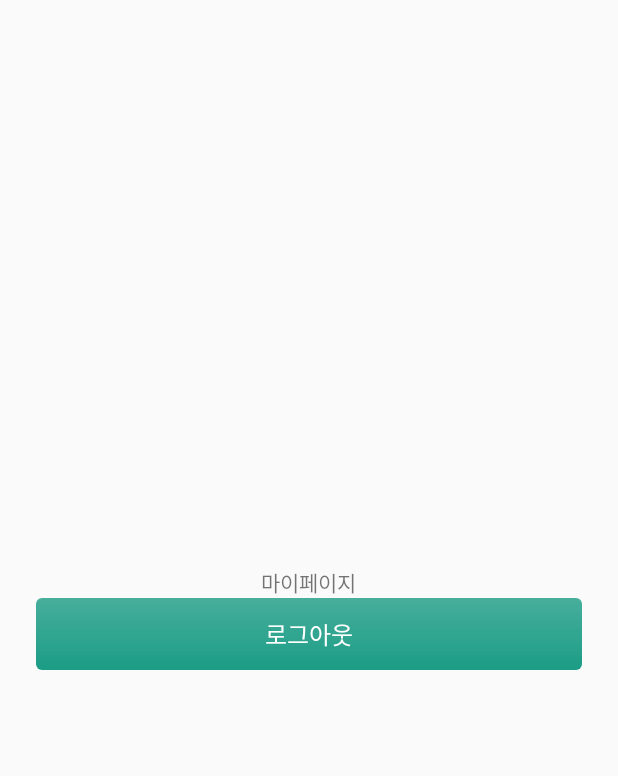
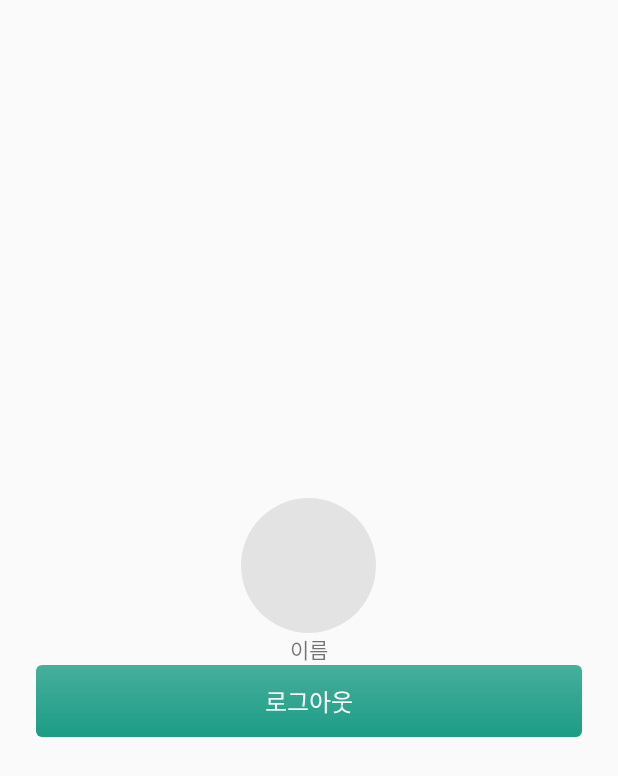
Before and after one commit to Hong-Mu/nowon-tourist, an Android app: the layout fragment_my_page.xml on its own in the app's theme, with its tools: preview values and no code run, on a phone screen of 412 x 824 dp. Shown: the top 776 px of the screen. Run offline under Robolectric (Android 15) with nearby library versions, the phone set to English and light mode, and no system bars.

Commit message:
인증 로직 수정

```diff
--- a/app/src/main/java/com/nowontourist/tourist/MyApp.kt
+++ b/app/src/main/java/com/nowontourist/tourist/MyApp.kt
@@ -2,7 +2,9 @@ package com.nowontourist.tourist
 
 import android.app.Application
 import androidx.appcompat.app.AppCompatDelegate
+import dagger.hilt.android.HiltAndroidApp
 
+@HiltAndroidApp
 class MyApp: Application() {
     override fun onCreate() {
         super.onCreate()
--- a/app/src/main/res/layout/fragment_my_page.xml
+++ b/app/src/main/res/layout/fragment_my_page.xml
@@ -3,18 +3,47 @@
     xmlns:tools="http://schemas.android.com/tools"
     android:layout_width="match_parent"
     android:layout_height="match_parent"
+    xmlns:app="http://schemas.android.com/apk/res-auto"
     android:gravity="center"
     android:orientation="vertical"
     android:padding="24dp"
     tools:context=".ui.mypage.MyPageFragment">
 
+    <androidx.cardview.widget.CardView
+        android:id="@+id/btn_upload_profile"
+        android:layout_width="90dp"
+        android:layout_height="90dp"
+        app:cardCornerRadius="99dp"
+        app:cardElevation="0dp">
+
+        <FrameLayout
+            android:layout_width="match_parent"
+            android:layout_height="match_parent"
+            android:background="#E3E3E3">
+
+            <ImageView
+                android:id="@+id/image_profile"
+                android:layout_width="match_parent"
+                android:layout_height="match_parent" />
+
+            <TextView
+                android:id="@+id/text_upload"
+                android:layout_width="wrap_content"
+                android:layout_height="wrap_content"
+                android:layout_gravity="center"
+                android:text="" />
+        </FrameLayout>
+
+    </androidx.cardview.widget.CardView>
+
     <TextView
+        android:id="@+id/text_name"
         android:layout_width="wrap_content"
         android:layout_height="wrap_content"
-        android:text="마이페이지" />
+        android:text="이름" />
 
     <Button
-        android:id="@+id/btn_sign_out"
+        android:id="@+id/btn_auth"
         android:layout_width="match_parent"
         android:layout_height="wrap_content"
         android:text="로그아웃" />
--- a/build.gradle.kts
+++ b/build.gradle.kts
@@ -1,6 +1,7 @@
 // Top-level build file where you can add configuration options common to all sub-projects/modules.
 plugins {
     id("com.android.application") version "7.3.1" apply false
+    id("com.google.dagger.hilt.android") version "2.48.1" apply false
     id("org.jetbrains.kotlin.android") version "1.9.0" apply false
     id("com.google.gms.google-services") version "4.3.0" apply false
     id("com.google.devtools.ksp") version "1.9.0-1.0.13" apply false
```
Also changed, not shown: app/build.gradle.kts (+8 -1 lines), app/src/main/java/com/nowontourist/tourist/ui/MainActivity.kt (+23 -1 lines), app/src/main/java/com/nowontourist/tourist/ui/MainViewModel.kt (added, +7 -0 lines), app/src/main/java/com/nowontourist/tourist/ui/SplashActivity.kt (+18 -20 lines), app/src/main/java/com/nowontourist/tourist/ui/auth/AuthHomeActivity.kt (+11 -7 lines), app/src/main/java/com/nowontourist/tourist/ui/auth/InputProfileActivity.kt (+9 -12 lines), app/src/main/java/com/nowontourist/tourist/ui/auth/SignUpActivity.kt (+5 -5 lines), app/src/main/java/com/nowontourist/tourist/ui/mypage/MyPageFragment.kt (+56 -17 lines), app/src/main/java/com/nowontourist/tourist/util/FirebaseUtil.kt (+13 -1 lines), app/src/main/java/com/nowontourist/tourist/util/SharedPreferencesManager.kt (added, +52 -0 lines).
